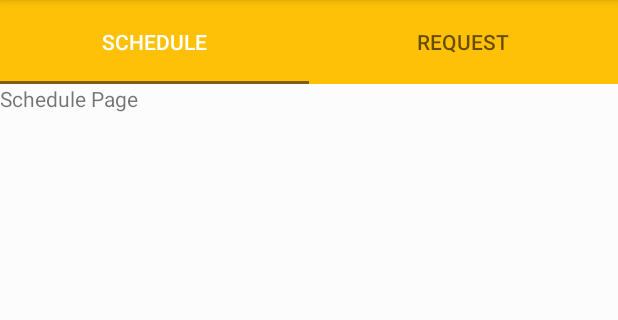
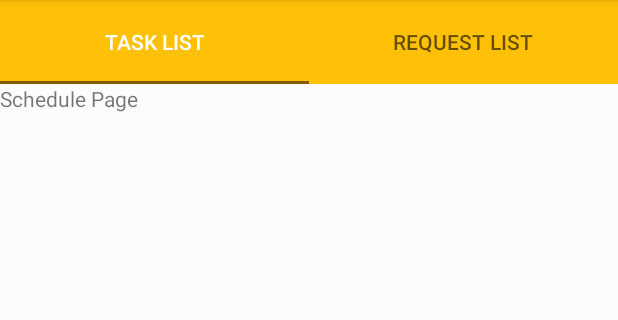
Before and after one commit to NARA-Capstone-Project/CPScan-Project, an Android app: the fragment TaskFragment placed in its activity, on a phone screen of 412 x 824 dp, the part 84-404 px from its top. Run offline under Robolectric (Android 15) with nearby library versions, the phone set to English and light mode, and no system bars; our stand-ins replace Volley; libraries missing offline, so code that uses them is left out: com.google.zxing.integration, dmax.dialog; network calls fail; 7 statements that could not run were skipped.

Commit message:
Task Design

```diff
--- a/app/src/main/java/com/example/avendano/cp_scan/Database/AppConfig.java
+++ b/app/src/main/java/com/example/avendano/cp_scan/Database/AppConfig.java
@@ -7,8 +7,8 @@ package com.example.avendano.cp_scan.Database;
 public class AppConfig {
 
     //        public static String ROOT_URL = "https://cp-scan.000webhostapp.com/android_api/"; //online
-//    public static String ROOT_URL = "http://192.168.188.2/android_api/"; // genymotion
-    public static String ROOT_URL = "http://192.168.1.5/android_api/"; //lan
+    public static String ROOT_URL = "http://192.168.188.2/android_api/"; // genymotion
+//    public static String ROOT_URL = "http://192.168.1.5/android_api/"; //lan
 
     // Server user login url
     public static String URL_LOGIN = ROOT_URL + "cict_login.php";
--- a/app/src/main/java/com/example/avendano/cp_scan/Fragments/AccountFragment.java
+++ b/app/src/main/java/com/example/avendano/cp_scan/Fragments/AccountFragment.java
@@ -167,7 +167,4 @@ public class AccountFragment extends Fragment {
         startActivity(new Intent(getActivity(), LogInActivity.class));
         getActivity().finish();
     }
-
-    //add oncreate here to add to list<>
-    //then adapter at oncreateview
 }
--- a/app/src/main/java/com/example/avendano/cp_scan/Fragments/Request_Page.java
+++ b/app/src/main/java/com/example/avendano/cp_scan/Fragments/Request_Page.java
@@ -4,6 +4,7 @@ package com.example.avendano.cp_scan.Fragments;
 import android.os.Bundle;
 import android.support.v4.app.Fragment;
 import android.support.v7.widget.RecyclerView;
+import android.util.Log;
 import android.view.LayoutInflater;
 import android.view.View;
 import android.view.ViewGroup;
@@ -28,7 +29,8 @@ public class Request_Page extends Fragment {
         // Inflate the layout for this fragment
         View v = inflater.inflate(R.layout.fragment_request__page, container, false);
 
-        recyclerView = (RecyclerView) v.findViewById(R.id.recycler_task_request);
+//        recyclerView = (RecyclerView) v.findViewById(R.id.recycler_task_request);
+        Log.e("TASK", "req");
         return v;
     }
 
--- a/app/src/main/java/com/example/avendano/cp_scan/Fragments/Schedule_Page.java
+++ b/app/src/main/java/com/example/avendano/cp_scan/Fragments/Schedule_Page.java
@@ -1,16 +1,30 @@
 package com.example.avendano.cp_scan.Fragments;
 
 
+import android.app.AlertDialog;
+import android.os.AsyncTask;
 import android.os.Bundle;
+import android.support.annotation.Nullable;
 import android.support.design.widget.FloatingActionButton;
 import android.support.design.widget.Snackbar;
 import android.support.v4.app.Fragment;
+import android.support.v4.widget.SwipeRefreshLayout;
+import android.support.v7.widget.LinearLayoutManager;
 import android.support.v7.widget.RecyclerView;
+import android.util.Log;
 import android.view.LayoutInflater;
 import android.view.View;
 import android.view.ViewGroup;
+import android.widget.Toast;
 
+import com.example.avendano.cp_scan.Connection_Detector.Connection_Detector;
+import com.example.avendano.cp_scan.Model.Task;
 import com.example.avendano.cp_scan.R;
+
+import java.util.ArrayList;
+import java.util.List;
+
+import dmax.dialog.SpotsDialog;
 
 /**
  * A simple {@link Fragment} subclass.
@@ -19,7 +33,10 @@ public class Schedule_Page extends Fragment {
 
     private FloatingActionButton add;
     private RecyclerView recyclerView;
-
+    private SwipeRefreshLayout swiper;
+    private AlertDialog progress;
+    List<Task> taskList;
+    Connection_Detector connection_detector;
     public Schedule_Page() {
         // Required empty public constructor
     }
@@ -31,16 +48,52 @@ public class Schedule_Page extends Fragment {
         // Inflate the layout for this fragment
         View view = inflater.inflate(R.layout.fragment_schedule__page, container, false);
 
+        progress = new SpotsDialog(getContext(), "Loading...");
+        progress.show();
+        swiper = (SwipeRefreshLayout) view.findViewById(R.id.refresh);
+        swiper.setOnRefreshListener(new SwipeRefreshLayout.OnRefreshListener() {
+            @Override
+            public void onRefresh() {
+                swiper.setRefreshing(true);
+                //loadSchedule - asynctask
+            }
+        });
         add = (FloatingActionButton) view.findViewById(R.id.add_sched);
         recyclerView = (RecyclerView) view.findViewById(R.id.recycler_task_sched);
-
+        recyclerView.setHasFixedSize(true);
+        recyclerView.setLayoutManager(new LinearLayoutManager(getActivity()));
         add.setOnClickListener(new View.OnClickListener() {
             @Override
             public void onClick(View v) {
-                Snackbar.make(v, "You clicked the floating action button!", Snackbar.LENGTH_SHORT);
+                Toast.makeText(getContext(), "Add schedule", Toast.LENGTH_SHORT).show();
             }
         });
+
+        new loadSchedule().execute();
+
         return view;
     }
 
+    @Override
+    public void onCreate(@Nullable Bundle savedInstanceState) {
+        super.onCreate(savedInstanceState);
+        taskList = new ArrayList<>();
+        connection_detector = new Connection_Detector(getContext());
+        //sqqlite db
+    }
+
+    private class loadSchedule extends AsyncTask<Void,Void,Void>{
+        @Override
+        protected Void doInBackground(Void... voids) {
+            if(connection_detector.isConnected())
+                loadScheduleFrmServer();
+//            else
+//                loadScheduleFrmLocal();
+            return null;
+        }
+    }
+
+    private void loadScheduleFrmServer() {
+
+    }
 }
--- a/app/src/main/java/com/example/avendano/cp_scan/Fragments/TaskFragment.java
+++ b/app/src/main/java/com/example/avendano/cp_scan/Fragments/TaskFragment.java
@@ -10,6 +10,7 @@ import android.support.v4.app.Fragment;
 import android.support.v4.app.FragmentManager;
 import android.support.v4.app.FragmentPagerAdapter;
 import android.support.v4.view.ViewPager;
+import android.util.Log;
 import android.view.LayoutInflater;
 import android.view.View;
 import android.view.ViewGroup;
@@ -27,10 +28,11 @@ import java.util.Set;
 public class TaskFragment extends Fragment {
     TabLayout tabLayout;
     ViewPager viewPage;
+    private ViewPagerAdapter viewPagerAdapter;
+
     public TaskFragment() {
         // Required empty public constructor
     }
-
 
     @Override
     public View onCreateView(LayoutInflater inflater, ViewGroup container,
@@ -38,38 +40,34 @@ public class TaskFragment extends Fragment {
         // Inflate the layout for this fragment
         View view = inflater.inflate(R.layout.fragment_task, container, false);
 
+        Log.e("TASK", "oncreate");
         tabLayout = (TabLayout) view.findViewById(R.id.tablayout);
         viewPage = (ViewPager) view.findViewById(R.id.viewPage);
-
+        viewPagerAdapter = new ViewPagerAdapter(getChildFragmentManager());
+        viewPage.setAdapter(viewPagerAdapter);
         tabLayout.setupWithViewPager(viewPage);
-        SetUpWithViewPager(viewPage);
         return view;
     }
 
-    public void SetUpWithViewPager(ViewPager viewPage){
-        ViewPagerAdapter adapter = new ViewPagerAdapter(getActivity().getSupportFragmentManager());
-        adapter.addFragment(new Schedule_Page(), "Schedule");
-        adapter.addFragment(new Request_Page(), "Request");
-
-        viewPage.setAdapter(adapter);
-    }
-
     public class ViewPagerAdapter extends FragmentPagerAdapter {
-        private List<Fragment> fragments = new ArrayList<>();
-        private List<String> titles = new ArrayList<>();
 
         public ViewPagerAdapter(FragmentManager fm) {
             super(fm);
         }
-
-        public void addFragment(Fragment fm, String title){
-            fragments.add(fm);
-            titles.add(title);
-        }
-
         @Override
         public Fragment getItem(int position) {
-            return fragments.get(position);
+            switch (position){
+                case 0:{
+                    Schedule_Page sched_page = new Schedule_Page();
+                    return sched_page;
+                }
+                case 1:{
+                    Request_Page req_page = new Request_Page();
+                    return req_page;
+                }
+            }
+
+            return null;
         }
 
         @Override
@@ -80,7 +78,13 @@ public class TaskFragment extends Fragment {
         @Nullable
         @Override
         public CharSequence getPageTitle(int position) {
-            return titles.get(position);
+            switch (position){
+                case 0:
+                        return "Task List";
+                case 1:
+                    return "Request List";
+            }
+            return null;
         }
     }
 }
--- a/app/src/main/res/layout/fragment_schedule__page.xml
+++ b/app/src/main/res/layout/fragment_schedule__page.xml
@@ -8,21 +8,28 @@
     <TextView
         android:layout_width="wrap_content"
         android:layout_height="wrap_content"
-        android:text="Schedule Page"/>
+        android:text="Schedule Page" />
 
-    <android.support.v7.widget.RecyclerView
-        android:id="@+id/recycler_task_sched"
-        android:layout_height="wrap_content"
-        android:layout_width="match_parent">
+    <android.support.v4.widget.SwipeRefreshLayout
+        android:id="@+id/refresh"
+        android:layout_width="match_parent"
+        android:layout_height="match_parent"
+        android:padding="5dp">
 
-    </android.support.v7.widget.RecyclerView>
+        <android.support.v7.widget.RecyclerView
+            android:id="@+id/recycler_task_sched"
+            android:layout_width="match_parent"
+            android:layout_height="wrap_content">
+
+        </android.support.v7.widget.RecyclerView>
+    </android.support.v4.widget.SwipeRefreshLayout>
 
     <android.support.design.widget.FloatingActionButton
+        android:id="@+id/add_sched"
         android:layout_width="wrap_content"
         android:layout_height="wrap_content"
+        android:layout_alignParentBottom="true"
         android:layout_alignParentRight="true"
-        android:layout_alignParentBottom="true"
         android:layout_margin="20dp"
-        android:src="@drawable/ic_add"
-        android:id="@+id/add_sched"/>
+        android:src="@drawable/ic_add" />
 </RelativeLayout>
```
Also changed, not shown: app/src/main/java/com/example/avendano/cp_scan/Adapter/TaskAdapter.java (added, +69 -0 lines), app/src/main/java/com/example/avendano/cp_scan/Model/Task.java (added, +32 -0 lines), app/src/main/res/layout/recycler_item.xml (+6 -2 lines), app/src/main/res/layout/task_item.xml (added, +72 -0 lines).
